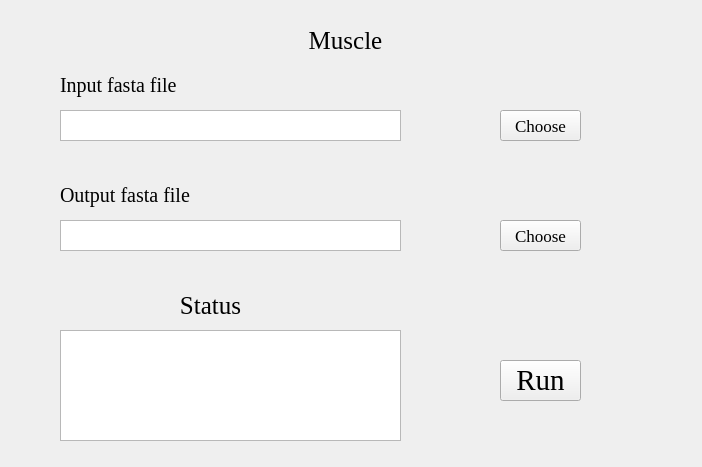
Above: Muscle.ui from hzaurzli/MicroWorldOmics before the change. Below: the same form after it.
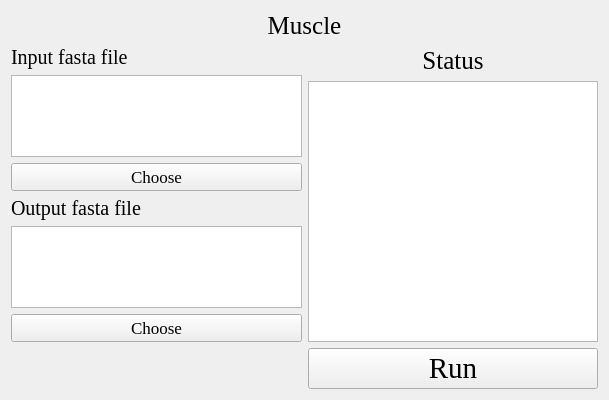
That is the form after the change. Icons and pictures are not drawn.

```diff
--- a/Muscle.ui
+++ b/Muscle.ui
@@ -6,8 +6,8 @@
    <rect>
     <x>0</x>
     <y>0</y>
-    <width>702</width>
-    <height>467</height>
+    <width>609</width>
+    <height>400</height>
    </rect>
   </property>
   <property name="windowTitle">
@@ -16,15 +16,38 @@
   <property name="styleSheet">
    <string notr="true">background-image: url(D:/Documents/Desktop/bb.png)</string>
   </property>
+  <layout class="QGridLayout" name="gridLayout_4">
+   <item row="1" column="1">
+    <layout class="QGridLayout" name="gridLayout_3">
+     <item row="0" column="0">
+      <widget class="QLabel" name="label_4">
+       <property name="font">
+        <font>
+         <family>Times New Roman</family>
+         <pointsize>19</pointsize>
+        </font>
+       </property>
+       <property name="text">
+        <string>Status</string>
+       </property>
+       <property name="alignment">
+        <set>Qt::AlignCenter</set>
+       </property>
+      </widget>
+     </item>
+     <item row="1" column="0">
+      <widget class="QTextBrowser" name="textBrowser">
+       <property name="styleSheet">
+        <string notr="true">background-image: url(D:/Documents/Desktop/white.png)</string>
+       </property>
+      </widget>
+     </item>
+    </layout>
+   </item>
+   <item row="0" column="0" colspan="2">
+    <layout class="QGridLayout" name="gridLayout">
+     <item row="0" column="0">
   <widget class="QLabel" name="label">
-   <property name="geometry">
-    <rect>
-     <x>300</x>
-     <y>20</y>
-     <width>91</width>
-     <height>41</height>
-    </rect>
-   </property>
    <property name="font">
     <font>
      <family>Times New Roman</family>
@@ -38,15 +61,29 @@
     <set>Qt::AlignCenter</set>
    </property>
   </widget>
+     </item>
+    </layout>
+   </item>
+   <item row="1" column="0">
+    <layout class="QGridLayout" name="gridLayout_5">
+     <item row="3" column="0">
+      <widget class="QLabel" name="label_3">
+       <property name="font">
+        <font>
+         <family>Times New Roman</family>
+         <pointsize>15</pointsize>
+        </font>
+       </property>
+       <property name="text">
+        <string>Output fasta file</string>
+       </property>
+       <property name="alignment">
+        <set>Qt::AlignLeading|Qt::AlignLeft|Qt::AlignVCenter</set>
+       </property>
+      </widget>
+     </item>
+     <item row="0" column="0">
   <widget class="QLabel" name="label_2">
-   <property name="geometry">
-    <rect>
-     <x>60</x>
-     <y>70</y>
-     <width>161</width>
-     <height>31</height>
-    </rect>
-   </property>
    <property name="font">
     <font>
      <family>Times New Roman</family>
@@ -60,63 +97,16 @@
     <set>Qt::AlignLeading|Qt::AlignLeft|Qt::AlignVCenter</set>
    </property>
   </widget>
+     </item>
+     <item row="1" column="0">
   <widget class="QTextBrowser" name="textBrowser_2">
-   <property name="geometry">
-    <rect>
-     <x>60</x>
-     <y>110</y>
-     <width>341</width>
-     <height>31</height>
-    </rect>
-   </property>
    <property name="styleSheet">
     <string notr="true">background-image: url(D:/Documents/Desktop/white.png)</string>
    </property>
   </widget>
-  <widget class="QLabel" name="label_3">
-   <property name="geometry">
-    <rect>
-     <x>60</x>
-     <y>180</y>
-     <width>161</width>
-     <height>31</height>
-    </rect>
-   </property>
-   <property name="font">
-    <font>
-     <family>Times New Roman</family>
-     <pointsize>15</pointsize>
-    </font>
-   </property>
-   <property name="text">
-    <string>Output fasta file</string>
-   </property>
-   <property name="alignment">
-    <set>Qt::AlignLeading|Qt::AlignLeft|Qt::AlignVCenter</set>
-   </property>
-  </widget>
-  <widget class="QTextBrowser" name="textBrowser_3">
-   <property name="geometry">
-    <rect>
-     <x>60</x>
-     <y>220</y>
-     <width>341</width>
-     <height>31</height>
-    </rect>
-   </property>
-   <property name="styleSheet">
-    <string notr="true">background-image: url(D:/Documents/Desktop/white.png)</string>
-   </property>
-  </widget>
+     </item>
+     <item row="2" column="0">
   <widget class="QPushButton" name="pushButton_2">
-   <property name="geometry">
-    <rect>
-     <x>500</x>
-     <y>110</y>
-     <width>81</width>
-     <height>31</height>
-    </rect>
-   </property>
    <property name="font">
     <font>
      <family>Times New Roman</family>
@@ -127,15 +117,16 @@
     <string>Choose</string>
    </property>
   </widget>
+     </item>
+     <item row="4" column="0">
+      <widget class="QTextBrowser" name="textBrowser_3">
+       <property name="styleSheet">
+        <string notr="true">background-image: url(D:/Documents/Desktop/white.png)</string>
+       </property>
+      </widget>
+     </item>
+     <item row="5" column="0">
   <widget class="QPushButton" name="pushButton_3">
-   <property name="geometry">
-    <rect>
-     <x>500</x>
-     <y>220</y>
-     <width>81</width>
-     <height>31</height>
-    </rect>
-   </property>
    <property name="font">
     <font>
      <family>Times New Roman</family>
@@ -146,50 +137,13 @@
     <string>Choose</string>
    </property>
   </widget>
-  <widget class="QTextBrowser" name="textBrowser">
-   <property name="geometry">
-    <rect>
-     <x>60</x>
-     <y>330</y>
-     <width>341</width>
-     <height>111</height>
-    </rect>
-   </property>
-   <property name="styleSheet">
-    <string notr="true">background-image: url(D:/Documents/Desktop/white.png)</string>
-   </property>
-  </widget>
-  <widget class="QLabel" name="label_4">
-   <property name="geometry">
-    <rect>
-     <x>130</x>
-     <y>290</y>
-     <width>161</width>
-     <height>31</height>
-    </rect>
-   </property>
-   <property name="font">
-    <font>
-     <family>Times New Roman</family>
-     <pointsize>19</pointsize>
-    </font>
-   </property>
-   <property name="text">
-    <string>Status</string>
-   </property>
-   <property name="alignment">
-    <set>Qt::AlignCenter</set>
-   </property>
-  </widget>
+     </item>
+    </layout>
+   </item>
+   <item row="2" column="1">
+    <layout class="QGridLayout" name="gridLayout_6">
+     <item row="0" column="0">
   <widget class="QPushButton" name="pushButton">
-   <property name="geometry">
-    <rect>
-     <x>500</x>
-     <y>360</y>
-     <width>81</width>
-     <height>41</height>
-    </rect>
-   </property>
    <property name="font">
     <font>
      <family>Times New Roman</family>
@@ -203,6 +157,10 @@
     <string>Run</string>
    </property>
   </widget>
+     </item>
+    </layout>
+   </item>
+  </layout>
  </widget>
  <resources/>
  <connections/>
```
Left out of the diff: 6 changed lines with no effect on the pictures. Lines whose indentation alone changed are shown as unchanged.
